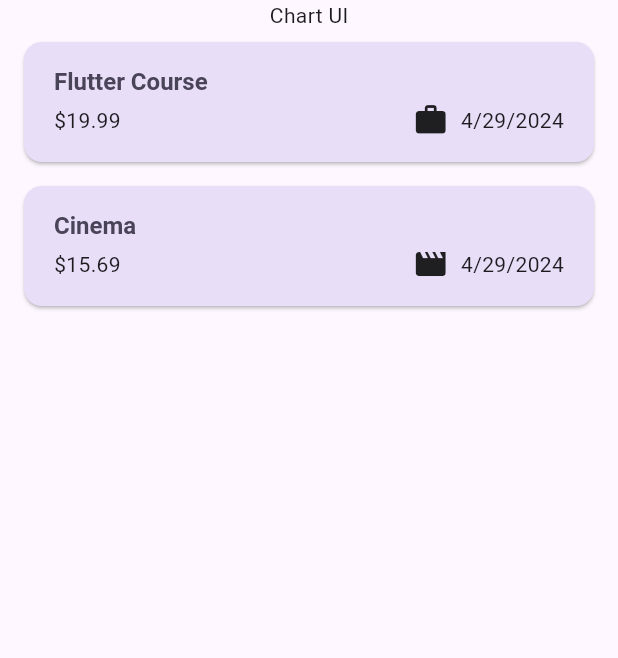
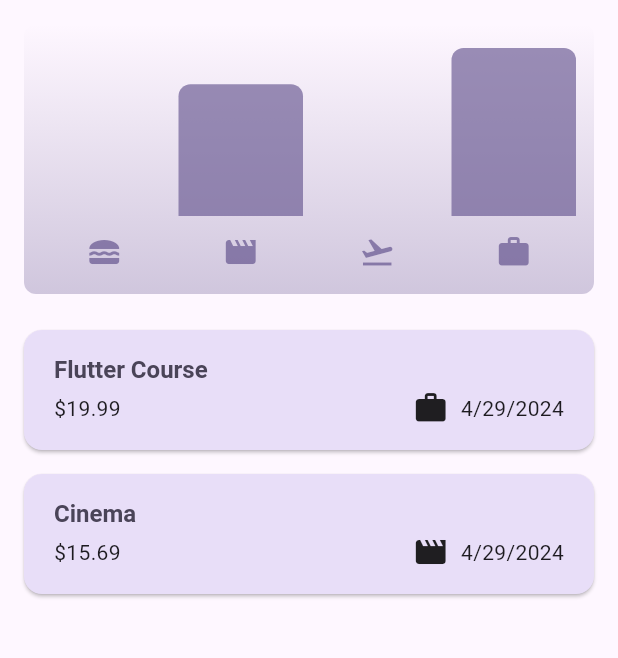
Before and after one commit to Abdullah-Majeed/expense_tracker_flutter, a Flutter app: the screen it shows after launch, on a phone screen of 412 x 824 dp, the part 84-742 px from its top. Run offline on Flutter 3.47's test engine with Material 3 defaults, Android fonts, the phone set to English and light mode, and no system bars.

Commit message:
include chart widget and blocking device orientation

```diff
--- a/lib/main.dart
+++ b/lib/main.dart
@@ -1,5 +1,6 @@
 import 'package:expense_tracker/widgets/expenses.dart';
 import 'package:flutter/material.dart';
+import 'package:flutter/services.dart';
 
 var kColorScheme = ColorScheme.fromSeed(
   seedColor: const Color.fromARGB(255, 96, 59, 181),
@@ -9,6 +10,9 @@ var kDarkColorScheme = ColorScheme.fromSeed(
   seedColor: const Color.fromARGB(255, 5, 99, 125),
 );
 void main() {
+  WidgetsFlutterBinding.ensureInitialized();
+  SystemChrome.setPreferredOrientations([DeviceOrientation.portraitUp])
+      .then((fn) {
     runApp(MaterialApp(
       themeMode: ThemeMode.system,
       darkTheme: ThemeData.dark().copyWith(
@@ -20,8 +24,7 @@ void main() {
         elevatedButtonTheme: ElevatedButtonThemeData(
           style: ElevatedButton.styleFrom(
               backgroundColor: kDarkColorScheme.primaryContainer,
-          foregroundColor: kDarkColorScheme.onPrimaryContainer
-        ),
+              foregroundColor: kDarkColorScheme.onPrimaryContainer),
         ),
       ),
       theme: ThemeData().copyWith(
@@ -49,4 +52,5 @@ void main() {
       ),
       home: const Expenses(),
     ));
+  });
 }
--- /dev/null
+++ b/lib/widgets/chart/chart.dart
@@ -0,0 +1,95 @@
+import 'package:flutter/material.dart';
+
+import 'package:expense_tracker/widgets/chart/chart_bar.dart';
+import 'package:expense_tracker/models/expense.dart';
+
+class Chart extends StatelessWidget {
+  const Chart({super.key, required this.expenses});
+
+  final List<Expense> expenses;
+
+  List<ExpenseBucket> get buckets {
+    return [
+      ExpenseBucket.forCategory(expenses, Category.food),
+      ExpenseBucket.forCategory(expenses, Category.leisure),
+      ExpenseBucket.forCategory(expenses, Category.travel),
+      ExpenseBucket.forCategory(expenses, Category.work),
+    ];
+  }
+
+  double get maxTotalExpense {
+    double maxTotalExpense = 0;
+
+    for (final bucket in buckets) {
+      if (bucket.totalExpenses > maxTotalExpense) {
+        maxTotalExpense = bucket.totalExpenses;
+      }
+    }
+
+    return maxTotalExpense;
+  }
+
+  @override
+  Widget build(BuildContext context) {
+    final isDarkMode =
+        MediaQuery.of(context).platformBrightness == Brightness.dark;
+    return Container(
+      margin: const EdgeInsets.all(16),
+      padding: const EdgeInsets.symmetric(
+        vertical: 16,
+        horizontal: 8,
+      ),
+      width: double.infinity,
+      height: 180,
+      decoration: BoxDecoration(
+        borderRadius: BorderRadius.circular(8),
+        gradient: LinearGradient(
+          colors: [
+            Theme.of(context).colorScheme.primary.withOpacity(0.3),
+            Theme.of(context).colorScheme.primary.withOpacity(0.0)
+          ],
+          begin: Alignment.bottomCenter,
+          end: Alignment.topCenter,
+        ),
+      ),
+      child: Column(
+        children: [
+          Expanded(
+            child: Row(
+              crossAxisAlignment: CrossAxisAlignment.end,
+              children: [
+                for (final bucket in buckets) // alternative to map()
+                  ChartBar(
+                    fill: bucket.totalExpenses == 0
+                        ? 0
+                        : bucket.totalExpenses / maxTotalExpense,
+                  )
+              ],
+            ),
+          ),
+          const SizedBox(height: 12),
+          Row(
+            children: buckets
+                .map(
+                  (bucket) => Expanded(
+                    child: Padding(
+                      padding: const EdgeInsets.symmetric(horizontal: 4),
+                      child: Icon(
+                        categoryIcons[bucket.category],
+                        color: isDarkMode
+                            ? Theme.of(context).colorScheme.secondary
+                            : Theme.of(context)
+                                .colorScheme
+                                .primary
+                                .withOpacity(0.7),
+                      ),
+                    ),
+                  ),
+                )
+                .toList(),
+          )
+        ],
+      ),
+    );
+  }
+}
--- /dev/null
+++ b/lib/widgets/chart/chart_bar.dart
@@ -0,0 +1,34 @@
+import 'package:flutter/material.dart';
+
+class ChartBar extends StatelessWidget {
+  const ChartBar({
+    super.key,
+    required this.fill,
+  });
+
+  final double fill;
+
+  @override
+  Widget build(BuildContext context) {
+    final isDarkMode =
+        MediaQuery.of(context).platformBrightness == Brightness.dark;
+    return Expanded(
+      child: Padding(
+        padding: const EdgeInsets.symmetric(horizontal: 4),
+        child: FractionallySizedBox(
+          heightFactor: fill, // 0-1
+          child: DecoratedBox(
+            decoration: BoxDecoration(
+              shape: BoxShape.rectangle,
+              borderRadius:
+                  const BorderRadius.vertical(top: Radius.circular(8)),
+              color: isDarkMode
+                  ? Theme.of(context).colorScheme.secondary
+                  : Theme.of(context).colorScheme.primary.withOpacity(0.65),
+            ),
+          ),
+        ),
+      ),
+    );
+  }
+}
--- a/lib/widgets/expenses.dart
+++ b/lib/widgets/expenses.dart
@@ -2,6 +2,7 @@ import 'package:expense_tracker/widgets/expense_widgets/expenses_list.dart';
 import 'package:expense_tracker/models/expense.dart';
 import 'package:expense_tracker/widgets/new_expense.dart';
 import 'package:flutter/material.dart';
+import 'package:expense_tracker/widgets/chart/chart.dart';
 
 class Expenses extends StatefulWidget {
   const Expenses({super.key});
@@ -86,7 +87,12 @@ class _ExpensesState extends State<Expenses> {
         ],
       ),
       body: Column(
-        children: [const Text('Chart UI'), Expanded(child: mainContent)],
+        children: [
+          Chart(
+            expenses: _registeredExpenses,
+          ),
+          Expanded(child: mainContent)
+        ],
       ),
     );
   }
```
Lines whose indentation alone changed are shown as unchanged.
